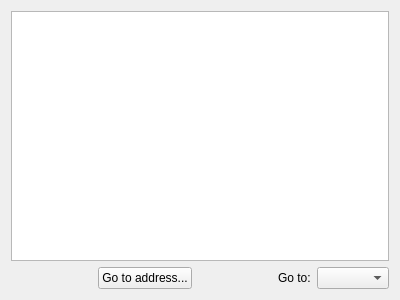
This is src/memoryviewerwidget.ui in mortbopet/Ripes as Qt 5 draws it before an edit. The edited form follows.
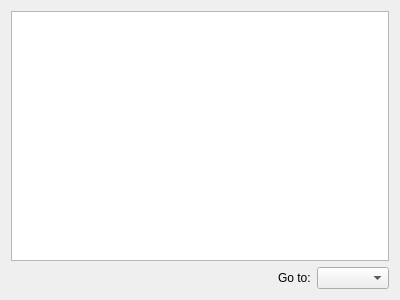
This is the edited form. Custom widgets are drawn as their Qt base class.

Patch:
```diff
--- a/src/memoryviewerwidget.ui
+++ b/src/memoryviewerwidget.ui
@@ -24,26 +24,6 @@
        <item>
         <widget class="RadixSelectorWidget" name="radixSelector" native="true"/>
        </item>
-       <item>
-        <spacer name="horizontalSpacer">
-         <property name="orientation">
-          <enum>Qt::Horizontal</enum>
-         </property>
-         <property name="sizeHint" stdset="0">
-          <size>
-           <width>40</width>
-           <height>20</height>
-          </size>
-         </property>
-        </spacer>
-       </item>
-       <item>
-        <widget class="QPushButton" name="gotoButton">
-         <property name="text">
-          <string>Go to address...</string>
-         </property>
-        </widget>
-       </item>
        <item>
         <spacer name="horizontalSpacer_2">
          <property name="orientation">
@@ -85,6 +65,11 @@
    <extends>QTableView</extends>
    <header>memoryview.h</header>
   </customwidget>
+  <customwidget>
+   <class>GoToComboBox</class>
+   <extends>QComboBox</extends>
+   <header>gotocombobox.h</header>
+  </customwidget>
  </customwidgets>
  <resources/>
  <connections/>
```
Left out of the diff: 2 changed lines with no effect on the pictures.
